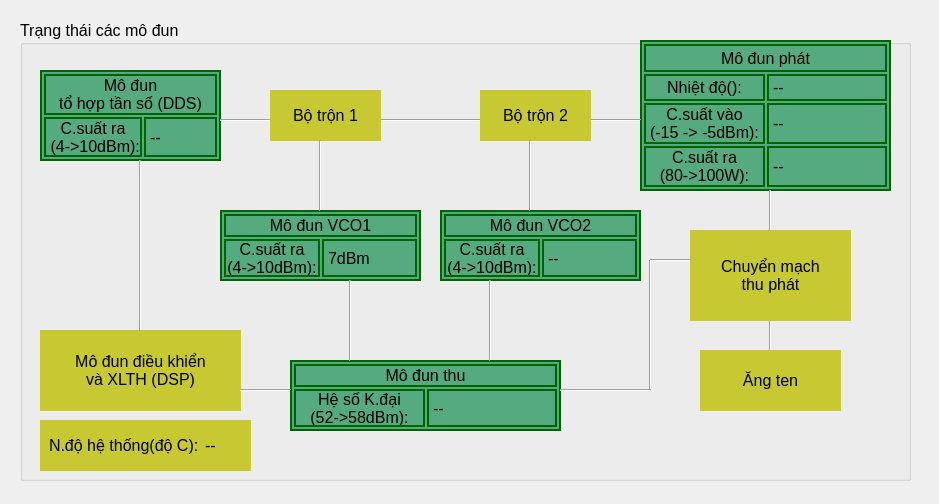
kimphg/Peter, file QT_Peter/statuswindow.ui: the form before one commit.
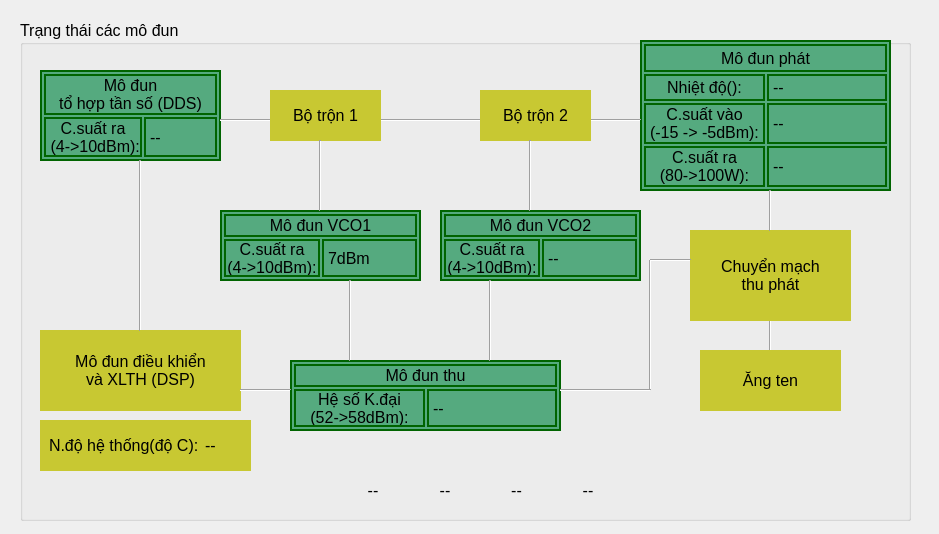
The form after the commit.

What changed in the file:
```diff
--- a/QT_Peter/statuswindow.ui
+++ b/QT_Peter/statuswindow.ui
@@ -7,7 +7,7 @@
     <x>0</x>
     <y>0</y>
     <width>939</width>
-    <height>504</height>
+    <height>534</height>
    </rect>
   </property>
   <property name="font">
@@ -25,7 +25,7 @@
       <x>20</x>
       <y>20</y>
       <width>891</width>
-      <height>461</height>
+      <height>501</height>
      </rect>
     </property>
     <property name="font">
@@ -1043,6 +1043,78 @@
       </item>
      </layout>
     </widget>
+    <widget class="QWidget" name="">
+     <property name="geometry">
+      <rect>
+       <x>320</x>
+       <y>460</y>
+       <width>281</width>
+       <height>21</height>
+      </rect>
+     </property>
+     <layout class="QHBoxLayout" name="horizontalLayout">
+      <item>
+       <widget class="QLabel" name="label_byte_1">
+        <property name="font">
+         <font>
+          <pointsize>12</pointsize>
+         </font>
+        </property>
+        <property name="text">
+         <string>--</string>
+        </property>
+        <property name="alignment">
+         <set>Qt::AlignCenter</set>
+        </property>
+       </widget>
+      </item>
+      <item>
+       <widget class="QLabel" name="label_byte_2">
+        <property name="font">
+         <font>
+          <pointsize>12</pointsize>
+         </font>
+        </property>
+        <property name="text">
+         <string>--</string>
+        </property>
+        <property name="alignment">
+         <set>Qt::AlignCenter</set>
+        </property>
+       </widget>
+      </item>
+      <item>
+       <widget class="QLabel" name="label_byte_3">
+        <property name="font">
+         <font>
+          <pointsize>12</pointsize>
+         </font>
+        </property>
+        <property name="text">
+         <string>--</string>
+        </property>
+        <property name="alignment">
+         <set>Qt::AlignCenter</set>
+        </property>
+       </widget>
+      </item>
+      <item>
+       <widget class="QLabel" name="label_byte_4">
+        <property name="font">
+         <font>
+          <pointsize>12</pointsize>
+         </font>
+        </property>
+        <property name="text">
+         <string>--</string>
+        </property>
+        <property name="alignment">
+         <set>Qt::AlignCenter</set>
+        </property>
+       </widget>
+      </item>
+     </layout>
+    </widget>
    </widget>
   </widget>
  </widget>
```
